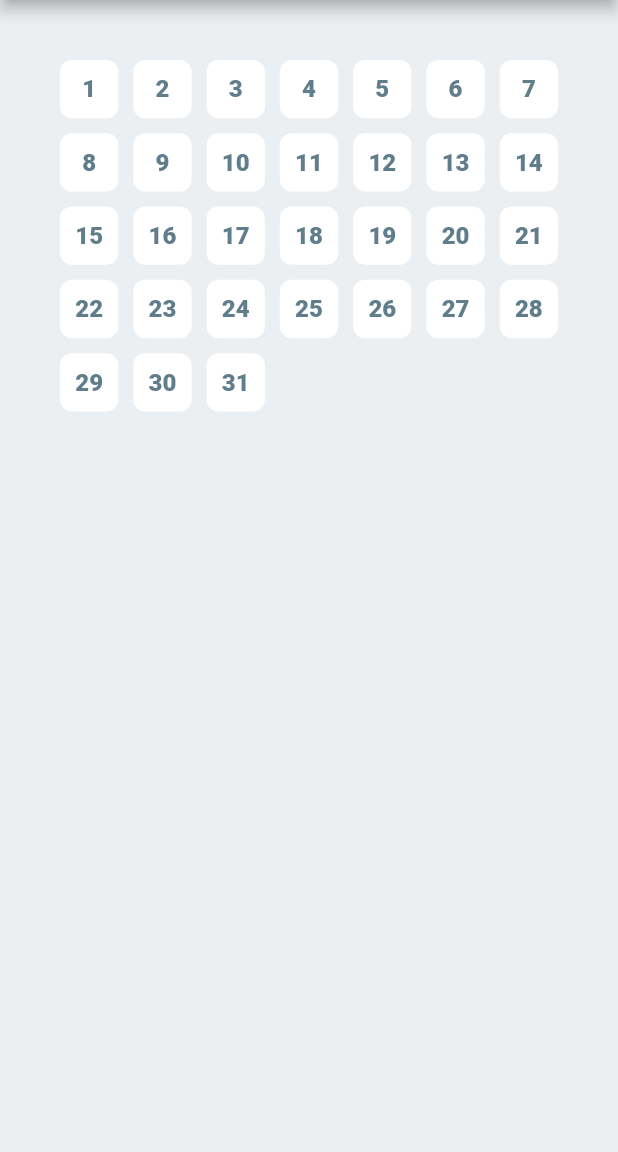
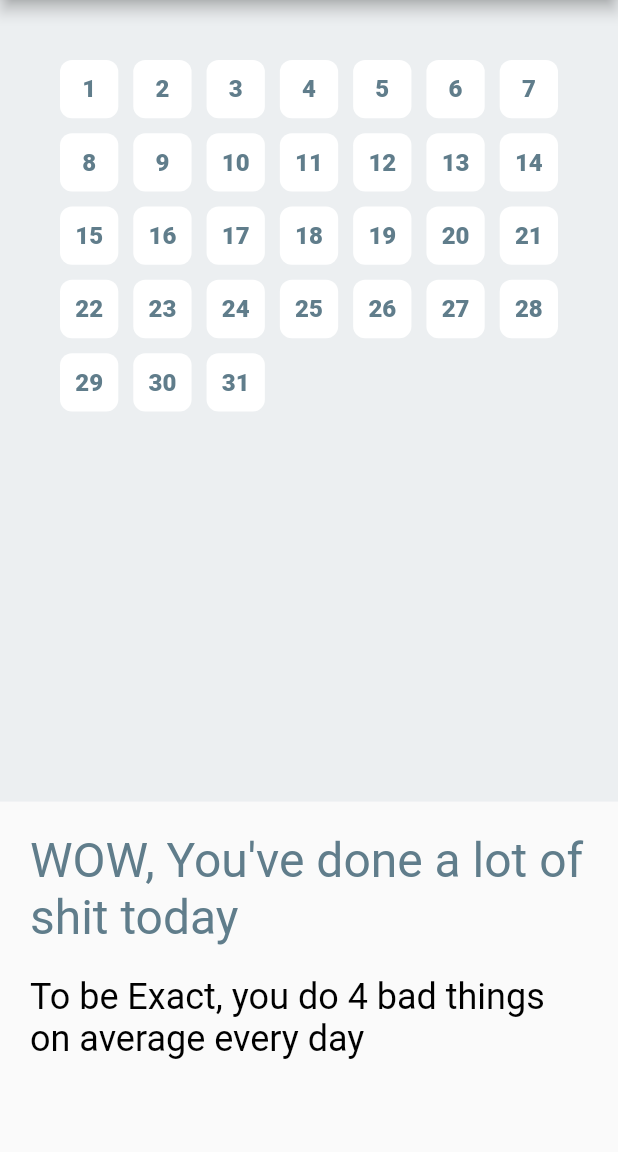
Before and after one commit to nelubinegor/FlutterApp2, a Flutter app: the screen it shows after launch, on a phone screen of 412 x 824 dp, the part 84-1236 px from its top. Run offline on Flutter 3.47's test engine with Material 2 defaults, Android fonts, the phone set to English and light mode, and no system bars.

Commit message:
new section

```diff
--- a/hell/lib/homePage.dart
+++ b/hell/lib/homePage.dart
@@ -1,5 +1,7 @@
 import 'package:flutter/material.dart';
 import 'day.dart';
+
+int badStuff = 4;
 
 class HomePage extends StatelessWidget {
   @override
@@ -11,9 +13,15 @@ class HomePage extends StatelessWidget {
           textAlign: TextAlign.left,
         ),
       ),
-      body: Container(
+      body: ListView(children: [
+        Column(
+          mainAxisSize: MainAxisSize.max,
+          children: [
+            Container(
               color: Colors.blueGrey[50],
               padding: EdgeInsets.only(left: 40, top: 40, right: 40),
+              child: SizedBox(
+                height: MediaQuery.of(context).size.height * 0.6,
                 child: GridView.count(
                   crossAxisCount: 7,
                   mainAxisSpacing: 10,
@@ -34,12 +42,13 @@ class HomePage extends StatelessWidget {
                           ),
                           decoration: new BoxDecoration(
                             color: Colors.white,
-                    borderRadius: BorderRadius.all(Radius.circular(8.0)),
+                            borderRadius:
+                                BorderRadius.all(Radius.circular(8.0)),
                           ),
                         ),
                         onTap: () {
-                  Navigator.of(context)
-                      .push(MaterialPageRoute(builder: (context) => DayPage()));
+                          Navigator.of(context).push(MaterialPageRoute(
+                              builder: (context) => DayPage()));
 
                           print("taped ${index + 1}");
                         },
@@ -48,6 +57,36 @@ class HomePage extends StatelessWidget {
                   }),
                 ),
               ),
+            ),
+            Padding(
+              padding: const EdgeInsets.all(20),
+              child: Column(
+                crossAxisAlignment: CrossAxisAlignment.start,
+                children: [
+                  Text(
+                    "WOW, You've done a lot of shit today",
+                    textAlign: TextAlign.left,
+                    style: TextStyle(
+                      color: Colors.blueGrey,
+                      fontSize: 32,
+                    ),
+                  ),
+                  SizedBox(
+                    height: 20,
+                  ),
+                  Text(
+                    "To be Exact, you do $badStuff bad things on average every day",
+                    style: TextStyle(
+                      color: Colors.black,
+                      fontSize: 24,
+                    ),
+                  )
+                ],
+              ),
+            ),
+          ],
+        ),
+      ]),
     );
   }
 }
--- a/hell/pubspec.yaml
+++ b/hell/pubspec.yaml
@@ -22,6 +22,7 @@ environment:
 
 dependencies:
   table_calendar: ^2.3.3
+  o_popup: ^1.0.0
   flutter:
     sdk: flutter
 
```
Also changed, not shown: hell/pubspec.lock. Lines whose indentation alone changed are shown as unchanged.
